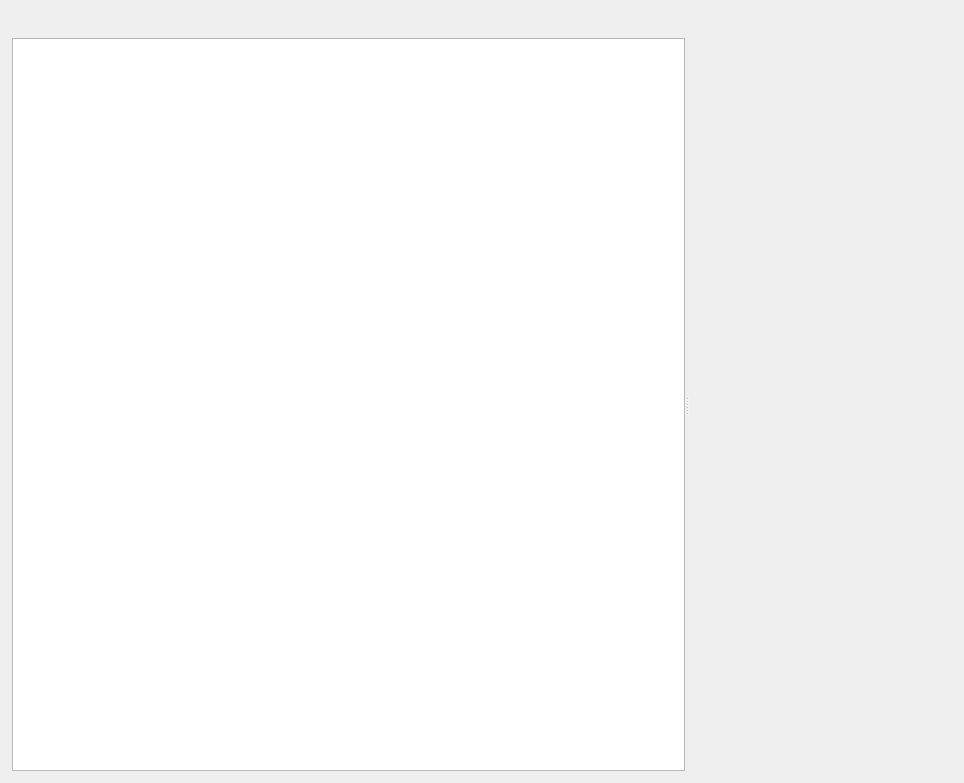
This is sVanilla/src/ClientUi/VideoList/VideoWidget.ui in WangPengZhan/sVanilla as Qt 5 draws it before an edit. The edited form follows.
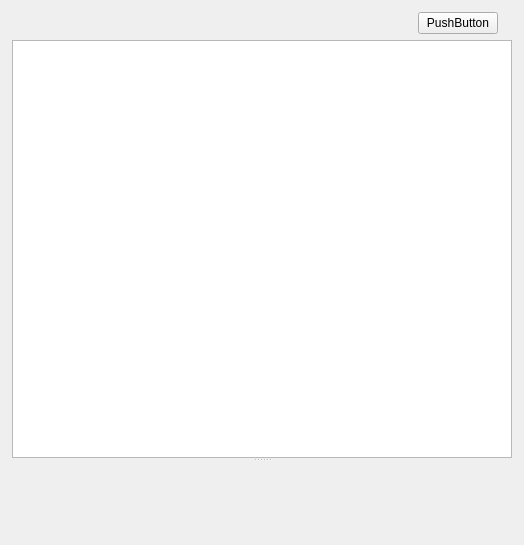
This is the edited form. The open tabs and pages were chosen to show the change. Custom widgets are drawn as their Qt base class.

Commit message: feat(ui): add search lineedit to video page

```diff
--- a/sVanilla/src/ClientUi/VideoList/VideoWidget.ui
+++ b/sVanilla/src/ClientUi/VideoList/VideoWidget.ui
@@ -6,8 +6,8 @@
    <rect>
     <x>0</x>
     <y>0</y>
-    <width>964</width>
-    <height>783</height>
+    <width>500</width>
+    <height>545</height>
    </rect>
   </property>
   <layout class="QVBoxLayout" name="verticalLayout">
@@ -25,6 +25,12 @@
    </property>
    <item>
     <widget class="QWidget" name="SwitchBtnWidget" native="true">
+     <property name="sizePolicy">
+      <sizepolicy hsizetype="Expanding" vsizetype="Fixed">
+       <horstretch>0</horstretch>
+       <verstretch>0</verstretch>
+      </sizepolicy>
+     </property>
      <layout class="QHBoxLayout" name="horizontalLayout_2">
       <property name="leftMargin">
        <number>0</number>
@@ -39,16 +45,36 @@
        <number>0</number>
       </property>
       <item>
-       <spacer name="horizontalSpacer">
-        <property name="orientation">
-         <enum>Qt::Horizontal</enum>
+       <widget class="::SearchLineEdit" name="VideoSearchLineEdit" native="true">
+        <property name="sizePolicy">
+         <sizepolicy hsizetype="Expanding" vsizetype="Fixed">
+          <horstretch>0</horstretch>
+          <verstretch>0</verstretch>
+         </sizepolicy>
         </property>
-        <property name="sizeHint" stdset="0">
+        <property name="minimumSize">
          <size>
-          <width>40</width>
-          <height>20</height>
+          <width>400</width>
+          <height>0</height>
          </size>
         </property>
+       </widget>
+      </item>
+      <item>
+       <widget class="Vanilla::IconButton" name="VideoSearchBtn">
+        <property name="text">
+         <string>PushButton</string>
+        </property>
+       </widget>
+      </item>
+      <item>
+       <spacer name="horizontalSpacer">
+        <property name="orientation">
+         <enum>Qt::Horizontal</enum>
+        </property>
+        <property name="sizeType">
+         <enum>QSizePolicy::MinimumExpanding</enum>
+        </property>
        </spacer>
       </item>
       <item>
@@ -66,28 +92,49 @@
       </sizepolicy>
      </property>
      <property name="currentIndex">
-      <number>1</number>
+      <number>0</number>
      </property>
      <widget class="QSplitter" name="VideoGrid">
+      <property name="sizePolicy">
+       <sizepolicy hsizetype="Expanding" vsizetype="Expanding">
+        <horstretch>0</horstretch>
+        <verstretch>0</verstretch>
+       </sizepolicy>
+      </property>
       <property name="orientation">
-       <enum>Qt::Horizontal</enum>
+       <enum>Qt::Vertical</enum>
       </property>
       <widget class="::VideoGridWidget" name="VideoGridWidget">
+       <property name="sizePolicy">
+        <sizepolicy hsizetype="Preferred" vsizetype="Preferred">
+         <horstretch>0</horstretch>
+         <verstretch>0</verstretch>
+        </sizepolicy>
+       </property>
        <property name="verticalScrollBarPolicy">
+        <enum>Qt::ScrollBarAsNeeded</enum>
+       </property>
+       <property name="horizontalScrollBarPolicy">
         <enum>Qt::ScrollBarAlwaysOff</enum>
        </property>
+       <property name="verticalScrollMode">
+        <enum>QAbstractItemView::ScrollPerPixel</enum>
+       </property>
+       <property name="horizontalScrollMode">
+        <enum>QAbstractItemView::ScrollPerPixel</enum>
+       </property>
+       <property name="flow">
+        <enum>QListView::LeftToRight</enum>
+       </property>
+       <property name="isWrapping" stdset="0">
+        <bool>true</bool>
+       </property>
+       <property name="resizeMode">
+        <enum>QListView::Adjust</enum>
+       </property>
       </widget>
       <widget class="::VideoDetailWidget" name="VideoGridDetailWidget" native="true"/>
      </widget>
-     <widget class="QWidget" name="VideoListPage">
-      <property name="sizePolicy">
-       <sizepolicy hsizetype="Expanding" vsizetype="Expanding">
-        <horstretch>0</horstretch>
-        <verstretch>0</verstretch>
-       </sizepolicy>
-      </property>
-      <layout class="QVBoxLayout" name="verticalLayout_1">
-       <item>
         <widget class="QSplitter" name="VideoList">
          <property name="sizePolicy">
           <sizepolicy hsizetype="Expanding" vsizetype="Expanding">
@@ -106,10 +153,13 @@
            </sizepolicy>
           </property>
           <property name="verticalScrollBarPolicy">
+        <enum>Qt::ScrollBarAsNeeded</enum>
+       </property>
+       <property name="horizontalScrollBarPolicy">
            <enum>Qt::ScrollBarAlwaysOff</enum>
           </property>
-          <property name="resizeMode">
-           <enum>QListView::Fixed</enum>
+       <property name="verticalScrollMode">
+        <enum>QAbstractItemView::ScrollPerPixel</enum>
           </property>
          </widget>
          <widget class="::VideoDetailWidget" name="VideoListDetailWidget" native="true">
@@ -121,16 +171,13 @@
           </property>
          </widget>
         </widget>
+    </widget>
        </item>
        <item>
         <widget class="QWidget" name="ActionBtns" native="true"/>
        </item>
       </layout>
      </widget>
-    </widget>
-   </item>
-  </layout>
- </widget>
  <customwidgets>
   <customwidget>
    <class>::VideoGridWidget</class>
@@ -155,6 +202,17 @@
    <header>VanillaStyle/Widgets/ToggleButton.h</header>
    <container>1</container>
   </customwidget>
+  <customwidget>
+   <class>::SearchLineEdit</class>
+   <extends>QWidget</extends>
+   <header>SUI/SearchLineEdit.h</header>
+   <container>1</container>
+  </customwidget>
+  <customwidget>
+   <class>Vanilla::IconButton</class>
+   <extends>QPushButton</extends>
+   <header>VanillaStyle/Widgets/IconButton.h</header>
+  </customwidget>
  </customwidgets>
  <resources/>
  <connections/>
```
Lines whose indentation alone changed are shown as unchanged. The commit also changes 13 other files.
